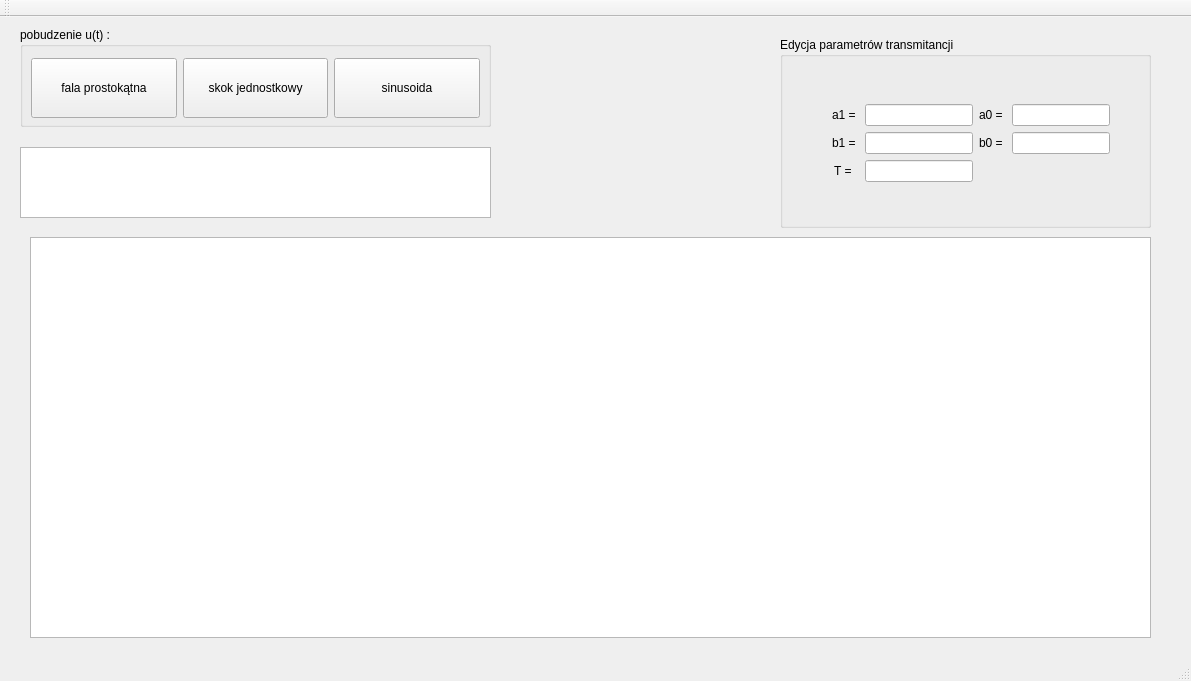
julia-okuniewska/MMM_PL_JO, file MMM_PL_JO/mainwindow.ui: the form before one commit.
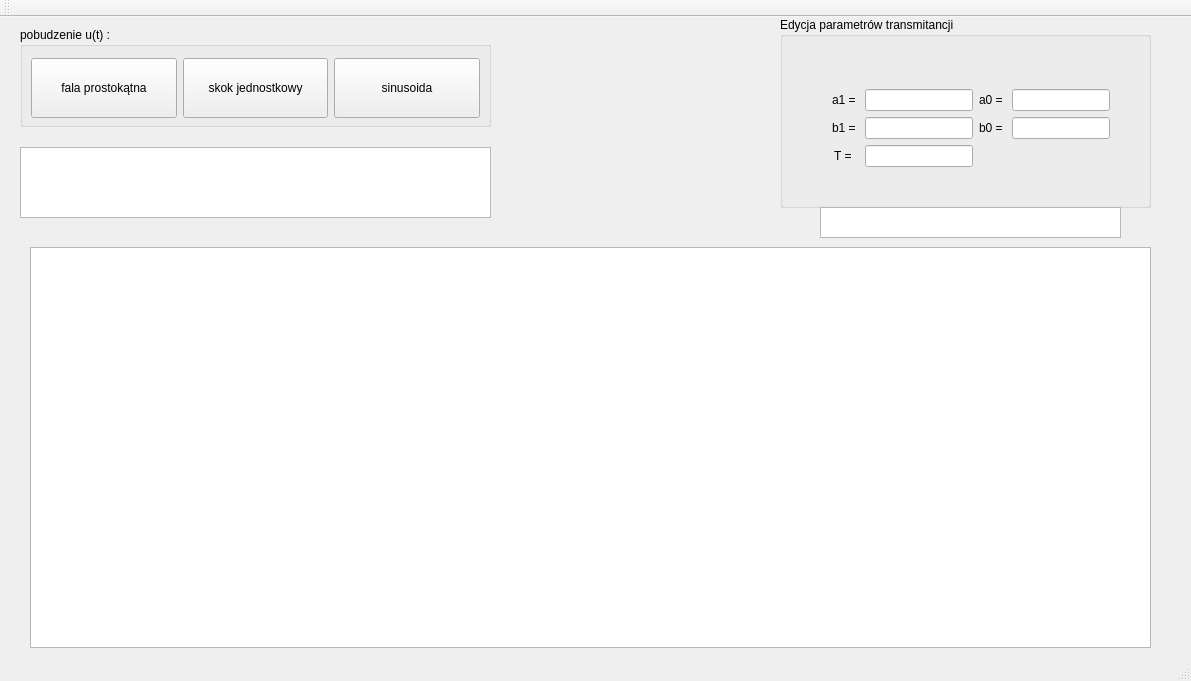
The form after the commit.

```diff
--- a/MMM_PL_JO/mainwindow.ui
+++ b/MMM_PL_JO/mainwindow.ui
@@ -18,7 +18,7 @@
     <property name="geometry">
      <rect>
       <x>30</x>
-      <y>220</y>
+      <y>230</y>
       <width>1121</width>
       <height>401</height>
      </rect>
@@ -104,7 +104,7 @@
     <property name="geometry">
      <rect>
       <x>780</x>
-      <y>20</y>
+      <y>0</y>
       <width>371</width>
       <height>191</height>
      </rect>
@@ -118,7 +118,7 @@
        <x>40</x>
        <y>20</y>
        <width>301</width>
-       <height>171</height>
+       <height>182</height>
       </rect>
      </property>
      <layout class="QFormLayout" name="formLayout">
@@ -211,6 +211,16 @@
      </rect>
     </property>
    </widget>
+   <widget class="QTextBrowser" name="remarks">
+    <property name="geometry">
+     <rect>
+      <x>820</x>
+      <y>190</y>
+      <width>301</width>
+      <height>31</height>
+     </rect>
+    </property>
+   </widget>
   </widget>
   <widget class="QMenuBar" name="menuBar">
    <property name="geometry">
```
Left out of the diff: 30 changed lines with no effect on the pictures.
